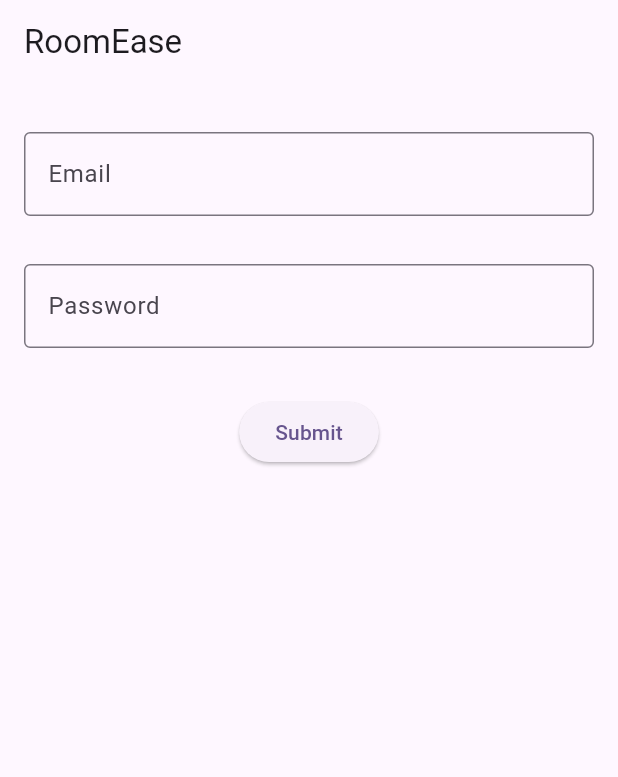
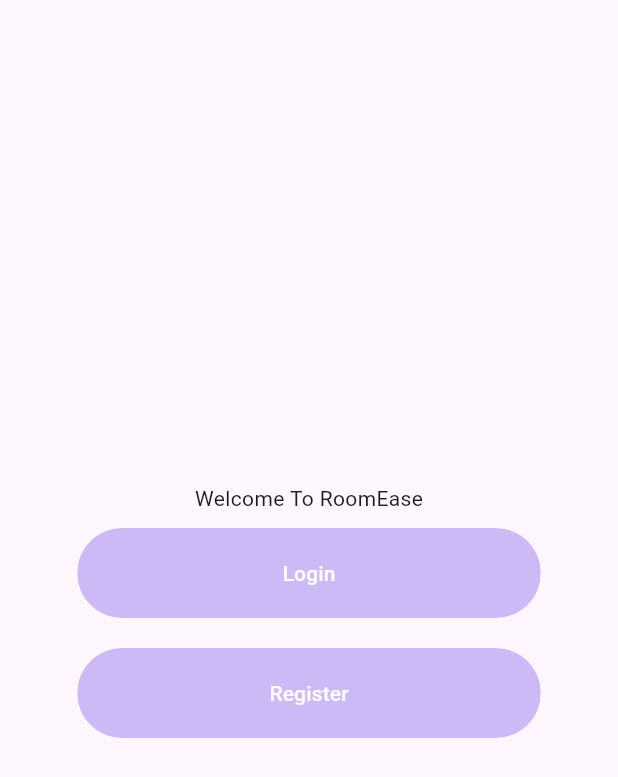
Before and after one commit to k233yang/RoomEase, a Flutter app: the screen it shows after launch, on a phone screen of 412 x 824 dp. Shown: the top 777 px of the screen. Run offline on Flutter 3.47's test engine with Material 2 defaults, Android fonts, the phone set to English and light mode, and no system bars; our stand-ins replace chat_bubbles, firebase_core, firebase_database; accounts and stored records are empty.

Commit message:
max: update welcome screen

```diff
--- a/roomease/lib/main.dart
+++ b/roomease/lib/main.dart
@@ -1,8 +1,9 @@
 import 'package:flutter/material.dart';
 import 'package:roomease/HomeScreen.dart';
-import 'package:roomease/LoginScreen.dart';
+import 'package:roomease/welcome/LoginScreen.dart';
 import 'package:roomease/colors/ColorConstants.dart';
 import 'package:firebase_core/firebase_core.dart';
+import 'package:roomease/welcome/WelcomeScreen.dart';
 import 'firebase_options.dart';
 
 void main() async {
@@ -19,13 +20,14 @@ class MyApp extends StatelessWidget {
   @override
   Widget build(BuildContext context) {
     return MaterialApp(
+      debugShowCheckedModeBanner: false,
       title: 'RoomEase',
       theme: ThemeData(
         useMaterial3: true,
         colorScheme:
             ColorScheme.fromSeed(seedColor: ColorConstants.lightPurple),
       ),
-      home: Login(),
+      home: WelcomeScreen(),
     );
   }
 }
--- a/roomease/lib/LoginScreen.dart
+++ b/roomease/lib/welcome/LoginScreen.dart
@@ -4,7 +4,7 @@ import 'package:roomease/DatabaseManager.dart';
 import 'package:roomease/HomeScreen.dart';
 import 'package:roomease/MessageRoom.dart';
 
-import 'User.dart';
+import '../User.dart';
 
 class Login extends StatefulWidget {
   @override
--- /dev/null
+++ b/roomease/lib/welcome/WelcomeScreen.dart
@@ -0,0 +1,9 @@
+import 'package:flutter/material.dart';
+import 'package:roomease/welcome/components/WelcomeBody.dart';
+
+class WelcomeScreen extends StatelessWidget {
+  @override
+  Widget build(BuildContext context) {
+    return Scaffold(body: WelcomeBody());
+  }
+}
--- /dev/null
+++ b/roomease/lib/welcome/components/WelcomeBody.dart
@@ -0,0 +1,58 @@
+import 'package:flutter/material.dart';
+import 'package:roomease/colors/ColorConstants.dart';
+import 'package:roomease/welcome/LoginScreen.dart';
+
+class WelcomeBody extends StatelessWidget {
+  @override
+  Widget build(BuildContext context) {
+    Size size = MediaQuery.of(context).size; // total height and width of screen
+
+    return Container(
+        height: size.height,
+        width: double.infinity,
+        child: Column(
+          mainAxisAlignment: MainAxisAlignment.center,
+          children: <Widget>[
+            Text("Welcome To RoomEase"),
+            WelcomeScreenButton(
+                buttonText: "Login",
+                onButtonPress: () {
+                  Navigator.push(context,
+                      MaterialPageRoute(builder: (context) => Login()));
+                }),
+            WelcomeScreenButton(
+                buttonText: "Register",
+                onButtonPress: () {/*TODO: make register screen */})
+          ],
+        ));
+  }
+}
+
+class WelcomeScreenButton extends StatelessWidget {
+  final String buttonText;
+  final VoidCallback onButtonPress;
+
+  WelcomeScreenButton(
+      {Key? key, required this.buttonText, required this.onButtonPress})
+      : super(key: key);
+
+  final ButtonStyle flatButtonStyle = TextButton.styleFrom(
+      padding: EdgeInsets.symmetric(vertical: 20, horizontal: 40),
+      foregroundColor: ColorConstants.white,
+      backgroundColor: ColorConstants.lightPurple);
+
+  @override
+  Widget build(BuildContext context) {
+    Size size = MediaQuery.of(context).size; // total height and width of screen
+    return Container(
+      margin: EdgeInsets.symmetric(vertical: 10),
+      width: size.width * 0.75,
+      child: ClipRRect(
+          borderRadius: BorderRadius.circular(29),
+          child: TextButton(
+              style: flatButtonStyle,
+              onPressed: onButtonPress,
+              child: Text(buttonText))),
+    );
+  }
+}
```
Also changed, not shown: 3 other files.
